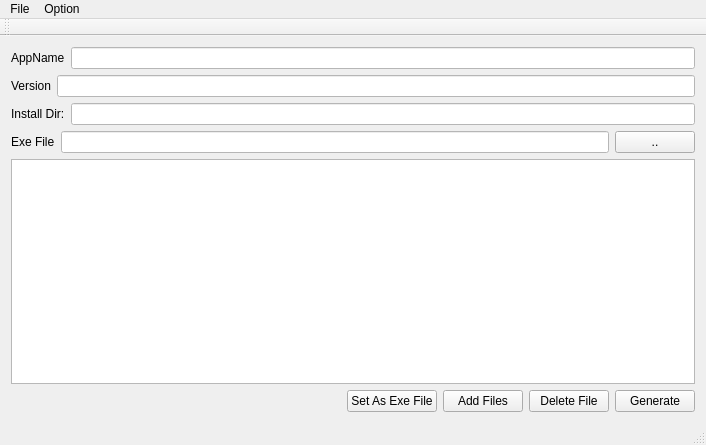
First picture: the form in mainwindow.ui, repository camark/InnoSetup-Script-Generator, before the edit.
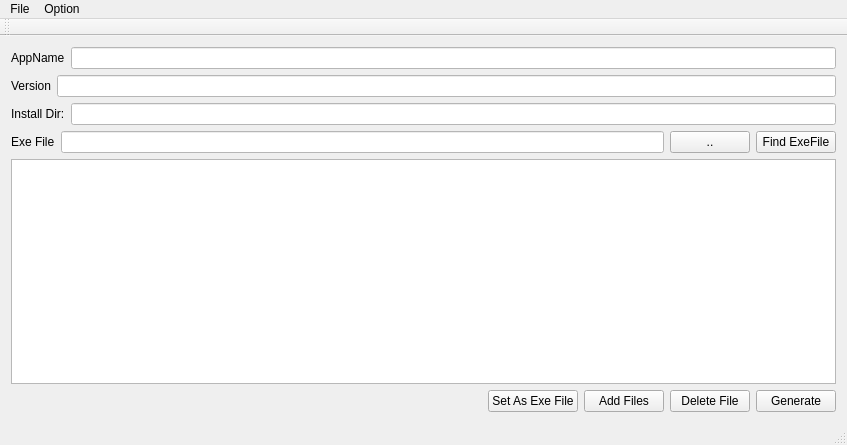
Second picture: the form after the edit.

Commit message: Add find Exe

```diff
--- a/mainwindow.ui
+++ b/mainwindow.ui
@@ -6,7 +6,7 @@
    <rect>
     <x>0</x>
     <y>0</y>
-    <width>706</width>
+    <width>847</width>
     <height>445</height>
    </rect>
   </property>
@@ -92,6 +92,13 @@
         </property>
        </widget>
       </item>
+      <item>
+       <widget class="QPushButton" name="pushButton_6">
+        <property name="text">
+         <string>Find ExeFile</string>
+        </property>
+       </widget>
+      </item>
      </layout>
     </item>
     <item>
@@ -149,7 +156,7 @@
     <rect>
      <x>0</x>
      <y>0</y>
-     <width>706</width>
+     <width>847</width>
      <height>23</height>
     </rect>
    </property>
```
Left out of the diff: 3 changed lines with no effect on the pictures. The commit also changes 3 other files.
